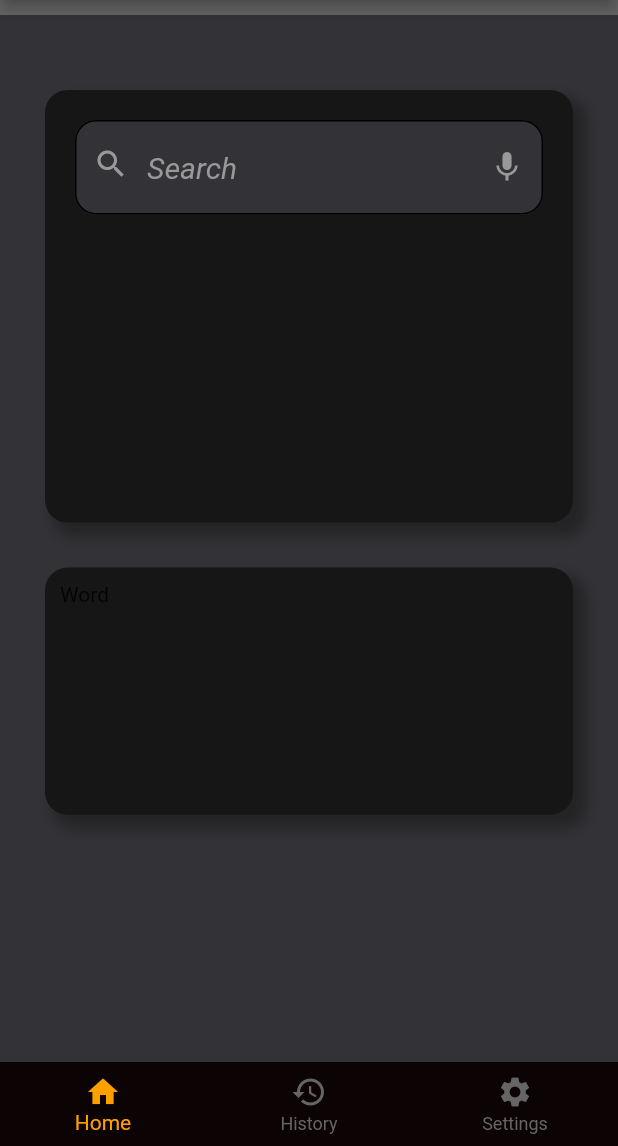
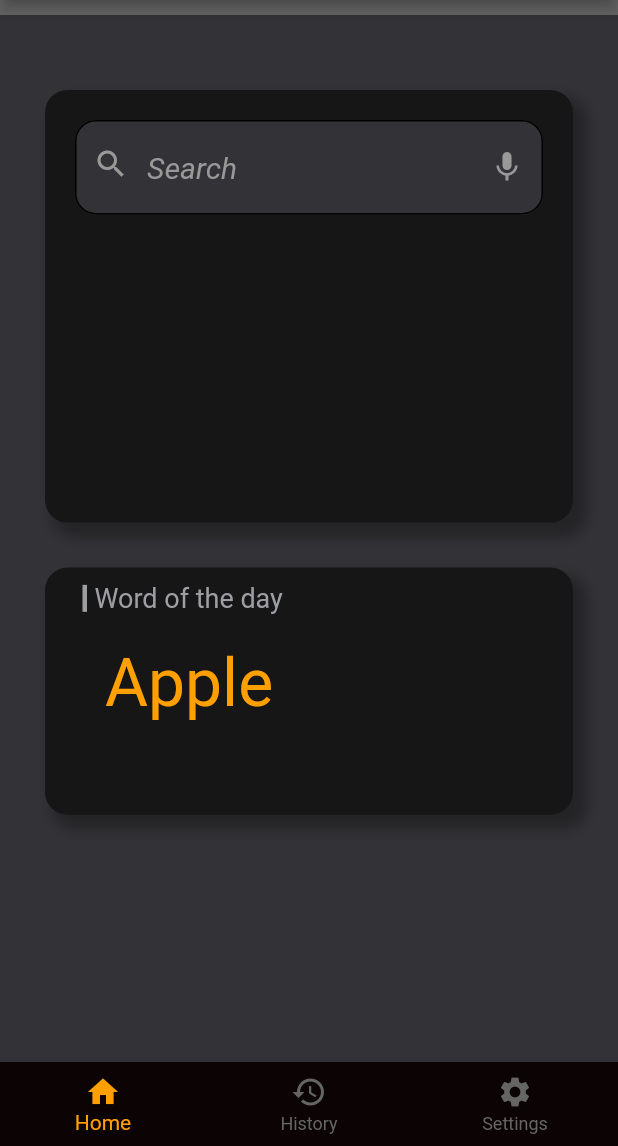
Before and after one commit to ParadoxPD/Dictionary-App, a Flutter app: the screen it shows after launch, on a phone screen of 412 x 824 dp, the part 90-1236 px from its top. Run offline on Flutter 3.47's test engine with Material 2 defaults, Android fonts, the phone set to English and light mode, and no system bars.

Commit message:
Working on word of the day UI

```diff
--- a/app/lib/pages/mainBody/dictionarypage.dart
+++ b/app/lib/pages/mainBody/dictionarypage.dart
@@ -192,7 +192,35 @@ class _DictionaryPage extends State<DictionaryPage>
             ),
           ],
         ),
-        child: Text("Word"),
+        child: Container(
+          child: Column(
+            mainAxisAlignment: MainAxisAlignment.start,
+            crossAxisAlignment: CrossAxisAlignment.start,
+            children: [
+              Row(
+                children: [
+                  Container(
+                    margin: EdgeInsets.only(right: 5, left: 15),
+                    width: 3,
+                    height: 18,
+                    color: Color(0xff9E9EA5),
+                  ),
+                  Text(
+                    "Word of the day",
+                    style: TextStyle(color: Color(0xff9E9EA5), fontSize: 18),
+                  ),
+                ],
+              ),
+              Container(
+                margin: EdgeInsets.only(left: 30, top: 20),
+                child: Text(
+                  "Apple",
+                  style: TextStyle(color: Color(0xffFFA000), fontSize: 44),
+                ),
+              )
+            ],
+          ),
+        ),
       ),
     );
   }
```
Also changed, not shown: Data/study.png (added).
